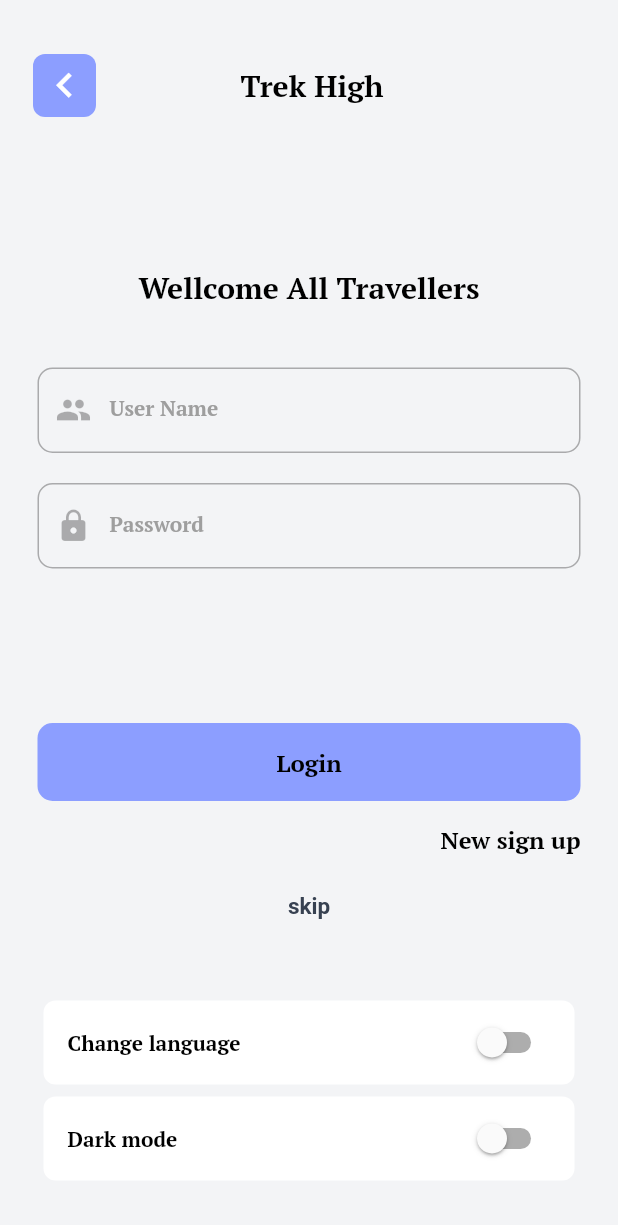
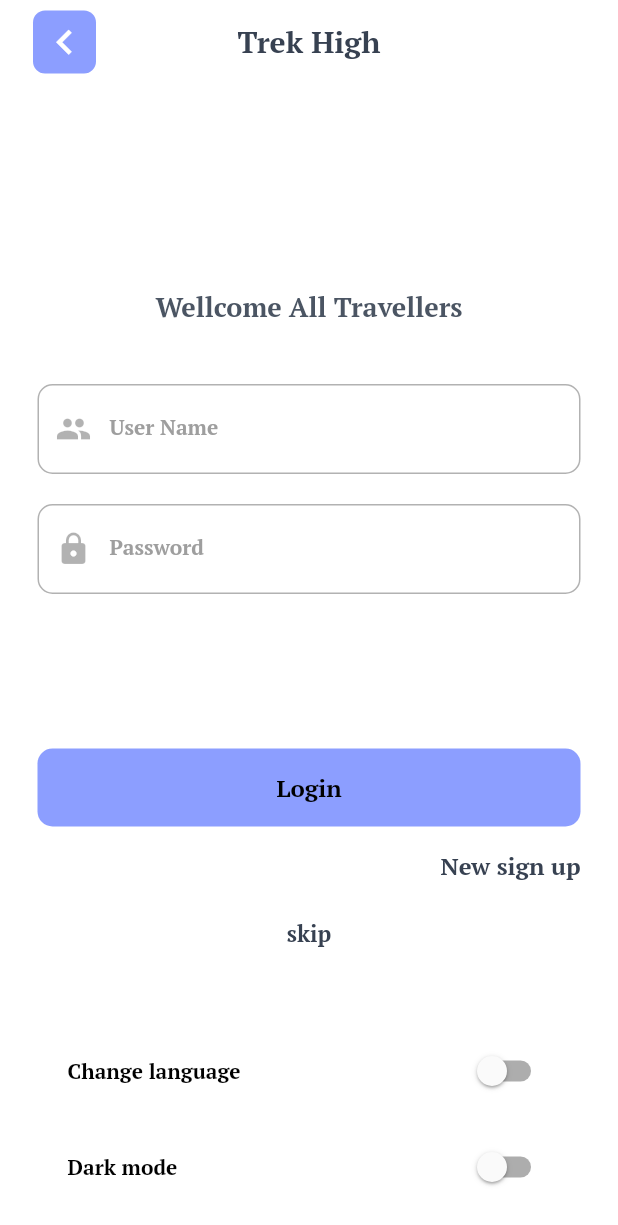
Before and after one commit to Prabesh789/Trek-High, a Flutter app: the screen it shows after launch, after a tap on "Get Started", on a phone screen of 412 x 824 dp. Shown: the top 1225 px of the screen. Run offline on Flutter 3.47's test engine with Material 2 defaults, Android fonts, the light colour scheme and no system bars; our stand-ins replace another_flushbar, auto_route, dartz, dio, easy_localization, flutter_hooks and 9 more; Roboto replaces fonts that are missing (PTSerif).

Commit message:
dark theme for text and textform forld border is fixed

```diff
--- a/lib/app_setup/route/source/app_router.dart
+++ b/lib/app_setup/route/source/app_router.dart
@@ -1,6 +1,7 @@
 import 'package:auto_route/auto_route.dart';
 import 'package:trek_high/features/auth/login_screen/login_screen.dart';
-import 'package:trek_high/features/landing_screen/presentation/landing_screen.dart';
+import 'package:trek_high/features/auth/sign_screen/sign_up_screen.dart';
+import 'package:trek_high/features/landing_screen/landing_screen.dart';
 import 'package:trek_high/features/main_dashboard/presentation/main_dashboard_screen.dart';
 
 @MaterialAutoRouter(
@@ -15,6 +16,9 @@ import 'package:trek_high/features/main_dashboard/presentation/main_dashboard_sc
     ),
     AutoRoute<void>(
       page: LoginScreen,
+    ),
+    AutoRoute<void>(
+      page: SignupScreen,
     )
   ],
   preferRelativeImports: true,
--- a/lib/core/widgets/custom_textfield.dart
+++ b/lib/core/widgets/custom_textfield.dart
@@ -54,25 +54,25 @@ class CustomTextfield extends StatelessWidget {
         enabledBorder: OutlineInputBorder(
           borderRadius: BorderRadius.circular(10),
           borderSide: BorderSide(
-            color: Colors.black.withOpacity(0.3),
+            color: Theme.of(context).focusColor,
           ),
         ),
         focusedBorder: OutlineInputBorder(
           borderRadius: BorderRadius.circular(10),
           borderSide: BorderSide(
-            color: Colors.black.withOpacity(0.3),
+            color: Theme.of(context).focusColor,
           ),
         ),
         focusedErrorBorder: OutlineInputBorder(
           borderRadius: BorderRadius.circular(10),
           borderSide: BorderSide(
-            color: Colors.black.withOpacity(0.3),
+            color: Theme.of(context).focusColor,
           ),
         ),
         border: OutlineInputBorder(
           borderRadius: BorderRadius.circular(10),
           borderSide: BorderSide(
-            color: Colors.black.withOpacity(0.3),
+            color: Theme.of(context).focusColor,
           ),
         ),
       ),
--- a/lib/features/auth/login_screen/login_screen.dart
+++ b/lib/features/auth/login_screen/login_screen.dart
@@ -8,6 +8,7 @@ import 'package:google_fonts/google_fonts.dart';
 import 'package:ionicons/ionicons.dart';
 import 'package:trek_high/app_setup/route/app_router.dart';
 import 'package:trek_high/core/theme/application/theme_controller.dart';
+import 'package:trek_high/core/theme/infrastructure/entities/theme_palatte.dart';
 import 'package:trek_high/core/widgets/custom_back_button.dart';
 import 'package:trek_high/core/widgets/custom_body_widget.dart';
 import 'package:trek_high/core/widgets/custom_button.dart';
@@ -29,33 +30,26 @@ class _LoginScreenState extends State<LoginScreen> {
     final _passwordFocusNode = useFocusNode();
     final size = MediaQuery.of(context).size;
     return Scaffold(
+      backgroundColor: Theme.of(context).scaffoldBackgroundColor,
+      appBar: AppBar(
+        leading: CustomBackButton(onTap: () {
+          Navigator.of(context).pop();
+        }),
+        leadingWidth: 80,
+        elevation: 0,
+        centerTitle: true,
+        backgroundColor: Theme.of(context).backgroundColor,
+        title: Text(
+          'Trek High',
+          style: Theme.of(context).textTheme.headline4,
+        ),
+      ),
       body: CustomBodyWidget(
         child: SingleChildScrollView(
           child: Column(
             children: [
               const SizedBox(
                 height: kToolbarHeight - 20,
-              ),
-              Row(
-                children: [
-                  CustomBackButton(onTap: () {
-                    Navigator.of(context).pop();
-                  }),
-                  const Spacer(),
-                  Text(
-                    'Trek High',
-                    style: GoogleFonts.ptSerif(
-                      textStyle: const TextStyle(
-                        fontSize: 20,
-                        fontWeight: FontWeight.bold,
-                        overflow: TextOverflow.ellipsis,
-                        color: Colors.black,
-                      ),
-                    ),
-                  ),
-                  const Spacer(),
-                  const SizedBox(width: 60),
-                ],
               ),
               Padding(
                 padding: const EdgeInsets.symmetric(horizontal: 25),
@@ -65,14 +59,7 @@ class _LoginScreenState extends State<LoginScreen> {
                     const SizedBox(height: 100),
                     Text(
                       tr('well_come'),
-                      style: GoogleFonts.ptSerif(
-                        textStyle: const TextStyle(
-                          fontSize: 20,
-                          fontWeight: FontWeight.bold,
-                          overflow: TextOverflow.ellipsis,
-                          color: Colors.black,
-                        ),
-                      ),
+                      style: Theme.of(context).textTheme.headline5,
                     ),
                     const SizedBox(height: 40),
                     CustomTextfield(
@@ -125,15 +112,13 @@ class _LoginScreenState extends State<LoginScreen> {
                     Row(
                       children: [
                         const Spacer(),
-                        Text(
-                          tr('new_sign_up'),
-                          style: GoogleFonts.ptSerif(
-                            textStyle: const TextStyle(
-                              fontSize: 16,
-                              fontWeight: FontWeight.bold,
-                              overflow: TextOverflow.ellipsis,
-                              color: Colors.black,
-                            ),
+                        InkWell(
+                          onTap: () {
+                            context.router.push(const SignupRoute());
+                          },
+                          child: Text(
+                            tr('new_sign_up'),
+                            style: Theme.of(context).textTheme.headline6,
                           ),
                         ),
                       ],
--- a/lib/features/landing_screen/presentation/landing_screen.dart
+++ b/lib/features/landing_screen/landing_screen.dart
@@ -1,11 +1,10 @@
 import 'package:flutter/material.dart';
 import 'package:flutter/rendering.dart';
 import 'package:flutter_svg/flutter_svg.dart';
-import 'package:google_fonts/google_fonts.dart';
 import 'package:smooth_page_indicator/smooth_page_indicator.dart';
+import 'package:trek_high/app_setup/route/app_router.dart';
 import 'package:trek_high/core/widgets/custom_button.dart';
-import 'package:trek_high/features/landing_screen/presentation/widgets/wolk_through_data.dart';
-import 'package:trek_high/app_setup/route/app_router.dart';
+import 'package:trek_high/features/landing_screen/widgets/wolk_through_data.dart';
 
 class LandingScreen extends StatefulWidget {
   const LandingScreen({Key? key}) : super(key: key);
@@ -64,28 +63,17 @@ class _LandingScreenState extends State<LandingScreen> {
                         ),
                         Text(
                           walkThroughItem['title'] ?? '',
-                          style: GoogleFonts.ptSerif(
-                            textStyle: const TextStyle(
-                              fontSize: 18,
-                              fontWeight: FontWeight.bold,
-                              overflow: TextOverflow.ellipsis,
-                              color: Colors.black,
-                            ),
-                          ),
+                          style:
+                              Theme.of(context).textTheme.headline5?.copyWith(
+                                    fontWeight: FontWeight.bold,
+                                  ),
                         ),
                         const SizedBox(height: 10),
                         Padding(
                           padding: const EdgeInsets.symmetric(horizontal: 25),
                           child: Text(
                             walkThroughItem['description'] ?? '',
-                            style: GoogleFonts.ptSerif(
-                              textStyle: const TextStyle(
-                                fontSize: 16,
-                                fontWeight: FontWeight.bold,
-                                overflow: TextOverflow.ellipsis,
-                                color: Colors.black,
-                              ),
-                            ),
+                            style: Theme.of(context).textTheme.headline6,
                             maxLines: 3,
                             textAlign: TextAlign.center,
                           ),
--- a/pubspec.yaml
+++ b/pubspec.yaml
@@ -44,6 +44,7 @@ dependencies:
   another_flushbar: ^1.10.24
   timeago: ^3.1.0
   google_fonts: ^2.1.0
+  shimmer: ^2.0.0
 
 dev_dependencies:
   flutter_test:
```
Also changed, not shown: lib/core/extensions/context_extension.dart (+42 -43 lines), lib/core/theme/infrastructure/entities/theme_palatte.dart (+18 -13 lines), lib/core/widgets/custom_shimmer.dart (added, +32 -0 lines), lib/features/auth/sign_screen/sign_up_screen.dart (added, +208 -0 lines), lib/app_setup/route/source/app_router.gr.dart, lib/features/landing_screen/widgets/wolk_through_data.dart (renamed from lib/features/landing_screen/presentation/widgets/wolk_through_data.dart), pubspec.lock.
